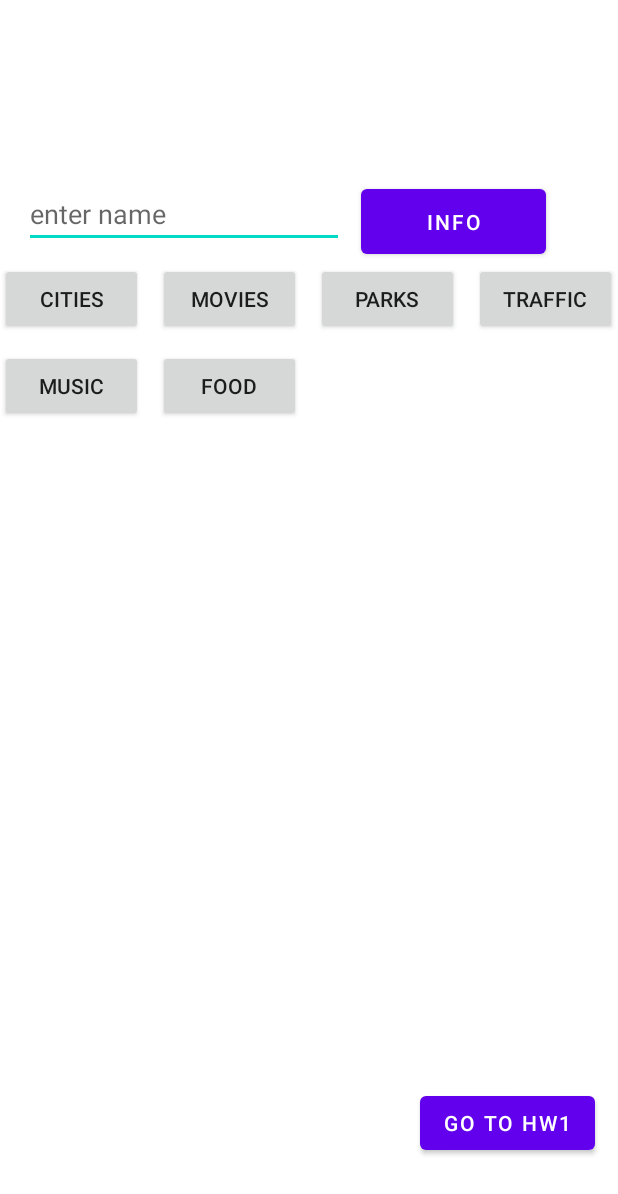
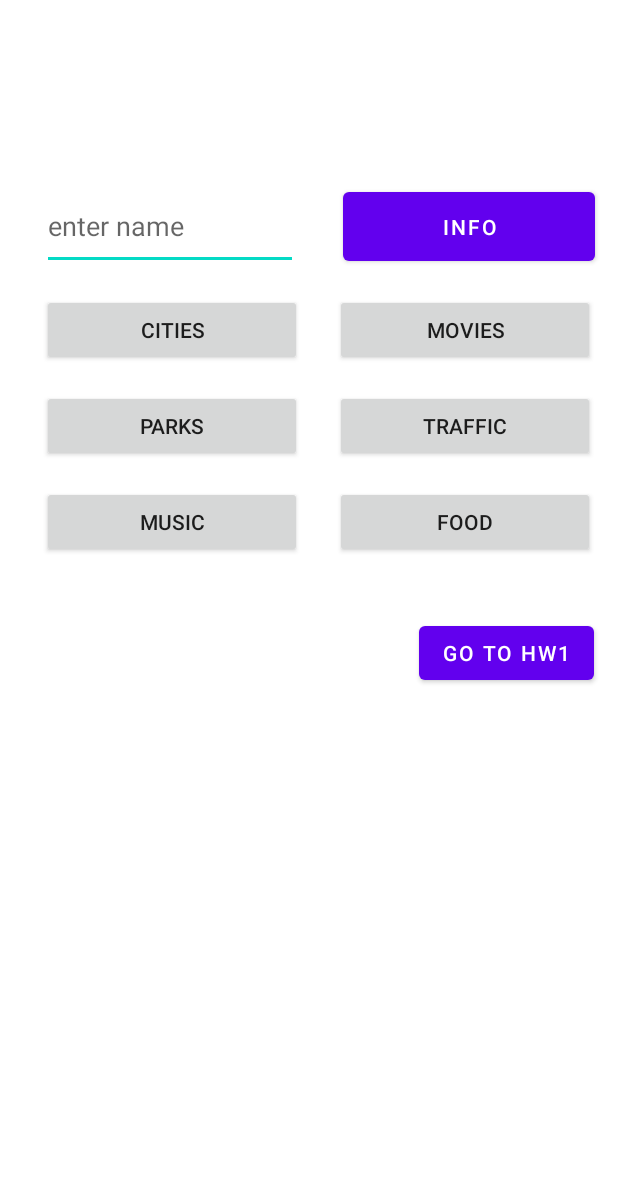
Before and after one commit to MonaAtabanii/AD340SP22, an Android app: the screen it shows after launch (MainActivity), on a phone screen of 412 x 824 dp. Shown: the top 1194 px of the screen. Run offline under Robolectric (Android 15) with nearby library versions, the phone set to English and light mode, and no system bars.

Commit message:
fix Week2

```diff
--- a/app/src/main/AndroidManifest.xml
+++ b/app/src/main/AndroidManifest.xml
@@ -8,13 +8,17 @@
         android:label="@string/app_name"
         android:roundIcon="@mipmap/ic_launcher_round"
         android:supportsRtl="true"
-        android:theme="@style/Theme.MM340Apps">
+        android:theme="@style/Theme.MM340Apps"
+        >
+
         <activity
             android:name=".MainActivity"
             android:label="@string/app_name"
-            android:theme="@style/Theme.MM340Apps.NoActionBar">
+            android:theme="@style/Theme.MM340Apps.NoActionBar"
+            android:windowSoftInputMode="adjustResize">
             <intent-filter>
-                <action android:name="android.intent.action.MAIN" />
+                <action android:name="android.intent.action.MAIN"
+                    android:windowSoftInputMode="adjustResize"/>
 
                 <category android:name="android.intent.category.LAUNCHER" />
             </intent-filter>
--- /dev/null
+++ b/app/src/main/java/com/example/mm340apps/Movies.java
@@ -0,0 +1,4 @@
+package com.example.mm340apps;
+
+public class Movies {
+}
--- a/app/src/main/res/layout/activity_main.xml
+++ b/app/src/main/res/layout/activity_main.xml
@@ -4,67 +4,73 @@
     xmlns:tools="http://schemas.android.com/tools"
     android:layout_width="match_parent"
     android:layout_height="match_parent"
-    tools:context=".MainActivity">
+    tools:context=".MainActivity"
+    tools:layout_editor_absoluteY="56dp">
+
 
     <EditText
         android:id="@+id/username"
-        android:layout_width="wrap_content"
-        android:layout_height="wrap_content"
-        android:layout_marginStart="28dp"
-        android:layout_marginTop="120dp"
-        android:layout_marginEnd="24dp"
-        android:ems="10"
+        android:layout_width="0dp"
+        android:layout_height="58dp"
+        android:layout_marginStart="@dimen/margin_start"
+        android:layout_marginTop="16dp"
+        android:ems="8"
         android:hint="@string/username"
         android:importantForAutofill="no"
         android:inputType="textPersonName"
-        app:layout_constraintEnd_toStartOf="@+id/info"
+        app:layout_constraintBottom_toBottomOf="parent"
         app:layout_constraintStart_toStartOf="parent"
-        app:layout_constraintTop_toTopOf="parent" />
+        app:layout_constraintTop_toTopOf="parent"
+        app:layout_constraintVertical_bias="0.141" />
 
     <Button
         android:id="@+id/info"
-        android:layout_width="123dp"
-        android:layout_height="55dp"
-        android:layout_marginStart="24dp"
-        android:layout_marginTop="120dp"
-        android:layout_marginEnd="48dp"
+        android:layout_width="0dp"
+        android:layout_height="58dp"
+        android:layout_marginStart="@dimen/h_spacing"
+        android:layout_marginTop="16dp"
+        android:layout_marginEnd="@dimen/margin_end"
         android:text="@string/infoBtn"
+        app:layout_constraintBottom_toBottomOf="parent"
         app:layout_constraintEnd_toEndOf="parent"
         app:layout_constraintHorizontal_bias="1.0"
-        app:layout_constraintStart_toEndOf="@+id/editTextTextPersonName"
+        app:layout_constraintStart_toEndOf="@+id/username"
         app:layout_constraintTop_toTopOf="parent"
+        app:layout_constraintVertical_bias="0.141"
         tools:ignore="UnknownId" />
-
 
     <GridView
         android:id="@+id/btn_gridview"
-        android:layout_width="fill_parent"
-        android:layout_height="0dp"
-        android:layout_marginTop="10dp"
+        android:layout_width="0dp"
+        android:layout_height="wrap_content"
+        android:layout_marginEnd="@dimen/margin_end"
+        android:layout_marginStart="@dimen/margin_start"
+        android:layout_marginTop="16dp"
         android:columnWidth="90dp"
         android:gravity="center"
-        android:horizontalSpacing="10dp"
-        android:numColumns="auto_fit"
+        android:horizontalSpacing="22dp"
+        android:numColumns="2"
+        app:layout_constraintHorizontal_bias="0.644"
         android:stretchMode="columnWidth"
-        android:verticalSpacing="10dp"
-        app:layout_constraintBottom_toBottomOf="parent"
+        android:verticalSpacing="@dimen/fab_margin"
         app:layout_constraintEnd_toEndOf="parent"
-        app:layout_constraintHorizontal_bias="0.636"
         app:layout_constraintStart_toStartOf="parent"
-        app:layout_constraintTop_toBottomOf="@+id/username"
-        app:layout_constraintVertical_bias="0.0" />
+        app:layout_constraintTop_toBottomOf="@+id/username">
+
+    </GridView>
 
     <Button
         android:id="@+id/goHW1"
         android:layout_width="wrap_content"
         android:layout_height="wrap_content"
+        android:layout_marginTop="16dp"
         android:text="@string/go_to_hw1"
         app:layout_constraintBottom_toBottomOf="parent"
         app:layout_constraintEnd_toEndOf="parent"
-        app:layout_constraintHorizontal_bias="0.949"
+        app:layout_constraintHorizontal_bias="0.945"
         app:layout_constraintStart_toStartOf="parent"
-        app:layout_constraintTop_toTopOf="parent"
-        app:layout_constraintVertical_bias="0.934"
+        app:layout_constraintTop_toBottomOf="@+id/btn_gridview"
+        app:layout_constraintVertical_bias="0.06"
         tools:ignore="UnknownId" />
 
 
--- a/app/src/main/res/values/dimens.xml
+++ b/app/src/main/res/values/dimens.xml
@@ -1,3 +1,8 @@
 <resources>
     <dimen name="fab_margin">16dp</dimen>
+    <dimen name="activity_horizontal_margin">16dp</dimen>
+    <dimen name="activity_vertical_margin">16dp</dimen>
+    <dimen name="margin_start">28dp</dimen>
+    <dimen name="margin_end">15dp</dimen>
+    <dimen name="h_spacing">30dp</dimen>
 </resources>
```
